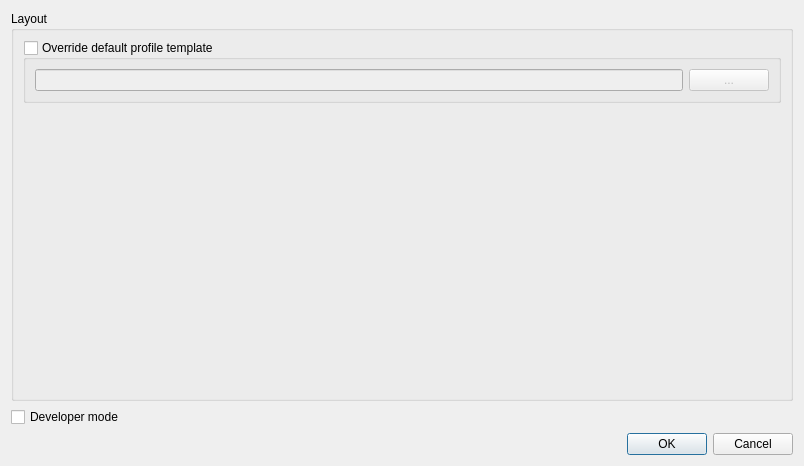
The window that qgepplugin/ui/qgepsettingsdialog.ui (QGEP/QGEP) describes before a commit, drawn with Qt 5.
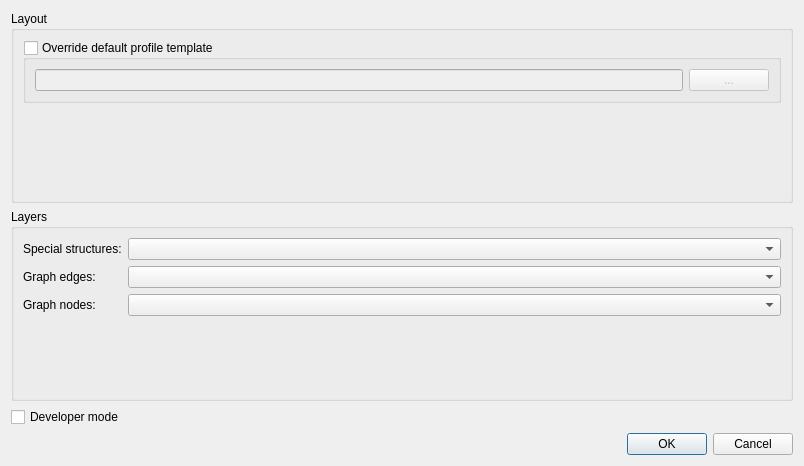
The same window after the commit.

Commit message: Save QGEP layers in project file

```diff
--- a/qgepplugin/ui/qgepsettingsdialog.ui
+++ b/qgepplugin/ui/qgepsettingsdialog.ui
@@ -51,6 +51,45 @@
      </layout>
     </widget>
    </item>
+   <item>
+    <widget class="QGroupBox" name="mGbLayers">
+     <property name="title">
+      <string>Layers</string>
+     </property>
+     <layout class="QFormLayout" name="formLayout_2">
+      <item row="0" column="0">
+       <widget class="QLabel" name="mLblSpecialStructures">
+        <property name="text">
+         <string>Special structures:</string>
+        </property>
+       </widget>
+      </item>
+      <item row="0" column="1">
+       <widget class="QComboBox" name="mCbSpecialStructures"/>
+      </item>
+      <item row="3" column="0">
+       <widget class="QLabel" name="mLblGraphNodes">
+        <property name="text">
+         <string>Graph nodes:</string>
+        </property>
+       </widget>
+      </item>
+      <item row="3" column="1">
+       <widget class="QComboBox" name="mCbGraphNodes"/>
+      </item>
+      <item row="2" column="1">
+       <widget class="QComboBox" name="mCbGraphEdges"/>
+      </item>
+      <item row="2" column="0">
+       <widget class="QLabel" name="mLblGraphEdges">
+        <property name="text">
+         <string>Graph edges:</string>
+        </property>
+       </widget>
+      </item>
+     </layout>
+    </widget>
+   </item>
    <item>
     <widget class="QCheckBox" name="mCbDevelMode">
      <property name="text">
```
Left out of the diff: 6 changed lines with no effect on the pictures. The commit also changes 2 other files.
